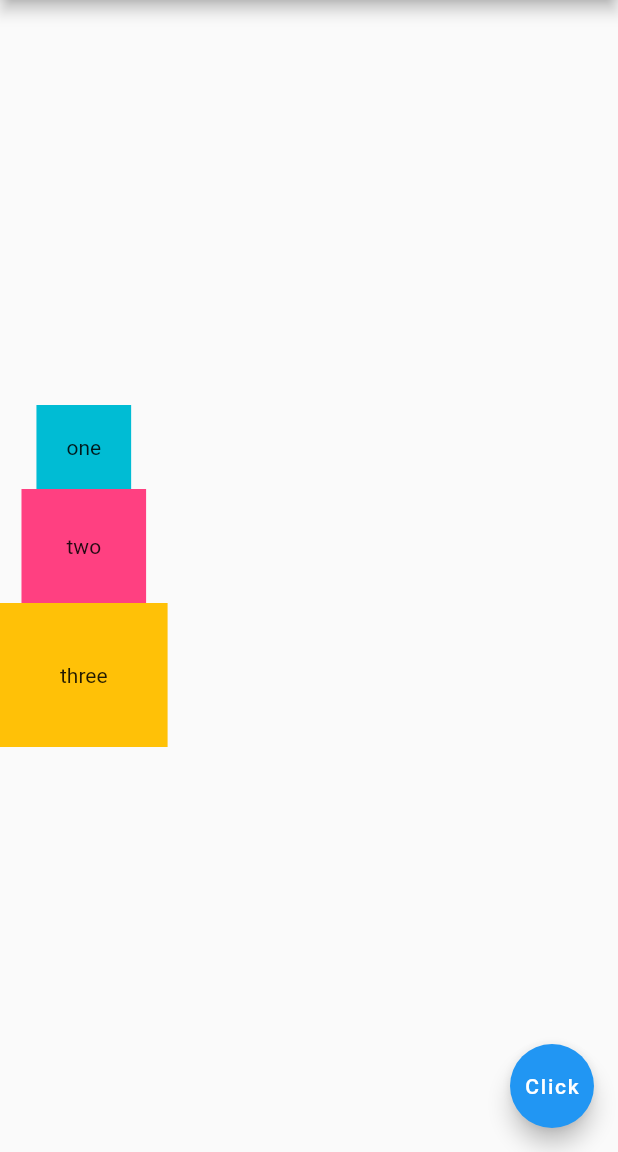
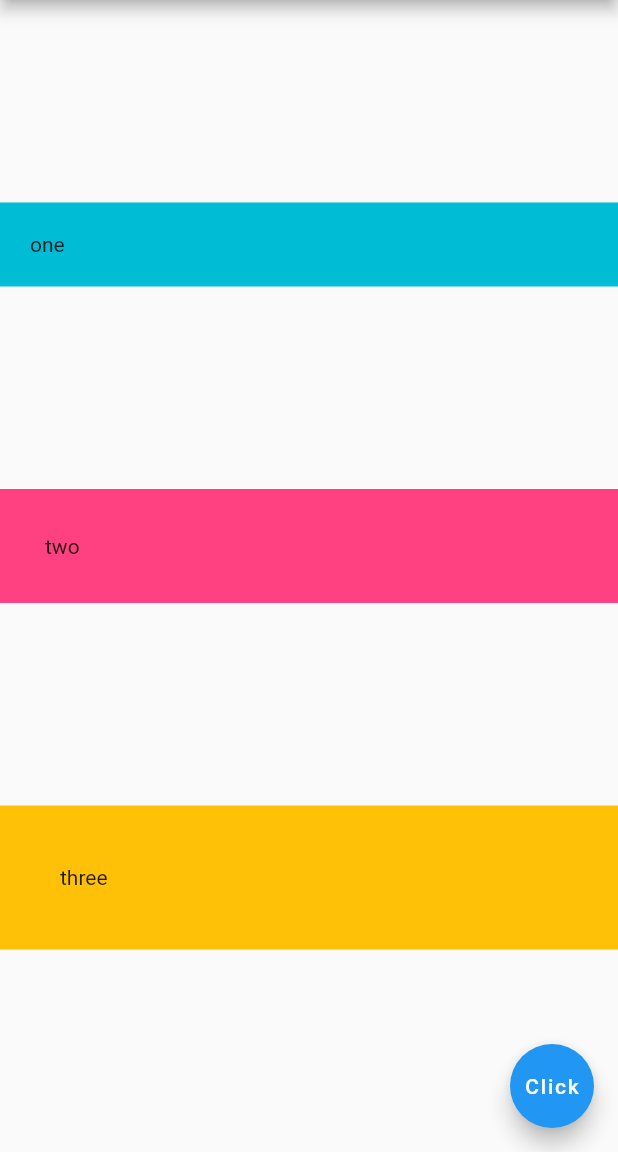
Before and after one commit to ChrisWongAtCUHK/flutter_tutorial_for_beginners, a Flutter app: the screen it shows after launch, on a phone screen of 412 x 824 dp, the part 84-1236 px from its top. Run offline on Flutter 3.47's test engine with Material 2 defaults, Android fonts, the phone set to English and light mode, and no system bars.

Commit message:
Flutter Tutorial for Beginners #12 - Columns

```diff
--- a/lib/main.dart
+++ b/lib/main.dart
@@ -15,7 +15,8 @@ class Home extends StatelessWidget {
         centerTitle: true,
       ),
       body: Column(
-        mainAxisAlignment: MainAxisAlignment.center,
+        mainAxisAlignment: MainAxisAlignment.spaceEvenly,
+        crossAxisAlignment: CrossAxisAlignment.stretch,
         children: <Widget>[
           Container(
             padding: const EdgeInsets.all(20.0),
```
